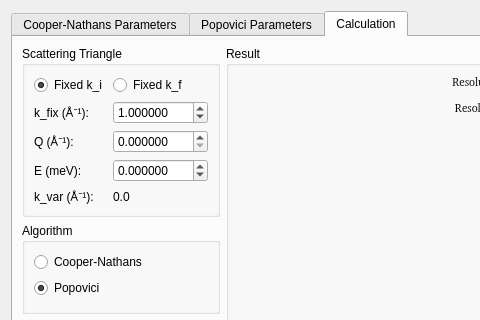
tweber-ill/frm_mirror-takin1, file ui/reso.ui: the form before one commit; both pictures show x 0 to 480 and y 0 to 320 of the 795 by 461 pixel window.
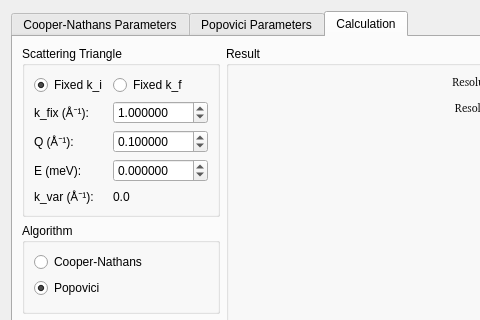
The form after the commit. The open tabs and pages were chosen to show the change.

What changed in the file:
```diff
--- a/ui/reso.ui
+++ b/ui/reso.ui
@@ -1174,6 +1174,9 @@
             <property name="singleStep">
              <double>0.010000000000000</double>
             </property>
+            <property name="value">
+             <double>0.100000000000000</double>
+            </property>
            </widget>
           </item>
           <item row="4" column="0">
```
Left out of the diff: 2 changed lines with no effect on the pictures.
